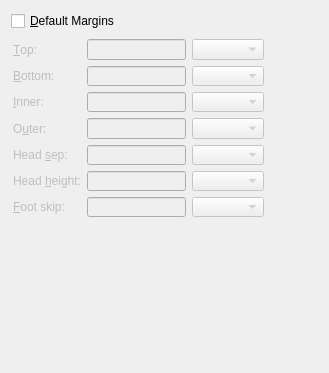
cburschka/lyx, file src/frontends/qt4/ui/MarginsUi.ui: the form before one commit.
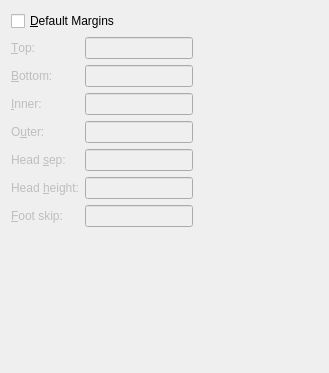
The form after the commit. Custom widgets are drawn as their Qt base class.

Commit message: better UI fix for bug 3364 from Richard

```diff
--- a/src/frontends/qt4/ui/MarginsUi.ui
+++ b/src/frontends/qt4/ui/MarginsUi.ui
@@ -12,15 +12,15 @@
   <property name="windowTitle" >
    <string/>
   </property>
+  <layout class="QGridLayout" >
+   <property name="margin" >
+    <number>11</number>
+   </property>
+   <property name="spacing" >
+    <number>6</number>
+   </property>
+   <item row="0" column="0" >
   <widget class="QCheckBox" name="marginCB" >
-   <property name="geometry" >
-    <rect>
-     <x>11</x>
-     <y>12</y>
-     <width>257</width>
-     <height>18</height>
-    </rect>
-   </property>
    <property name="toolTip" >
     <string>Use the margin settings provided by the document class</string>
    </property>
@@ -28,107 +28,56 @@
     <string>&amp;Default Margins</string>
    </property>
   </widget>
-  <widget class="QWidget" name="" >
-   <property name="geometry" >
-    <rect>
-     <x>13</x>
-     <y>39</y>
-     <width>251</width>
-     <height>178</height>
-    </rect>
-   </property>
-   <layout class="QGridLayout" >
-    <property name="margin" >
-     <number>0</number>
-    </property>
-    <property name="spacing" >
-     <number>6</number>
-    </property>
-    <item row="5" column="0" >
-     <widget class="QLabel" name="headheightL" >
-      <property name="enabled" >
-       <bool>false</bool>
-      </property>
-      <property name="text" >
-       <string>Head &amp;height:</string>
-      </property>
-      <property name="buddy" >
-       <cstring>headheightLE</cstring>
-      </property>
-     </widget>
-    </item>
-    <item row="1" column="2" >
-     <widget class="LengthCombo" name="bottomUnit" >
-      <property name="enabled" >
-       <bool>false</bool>
-      </property>
-     </widget>
-    </item>
-    <item row="5" column="2" >
-     <widget class="LengthCombo" name="headheightUnit" >
-      <property name="enabled" >
-       <bool>false</bool>
-      </property>
-     </widget>
-    </item>
-    <item row="4" column="0" >
-     <widget class="QLabel" name="headsepL" >
-      <property name="enabled" >
-       <bool>false</bool>
-      </property>
-      <property name="text" >
-       <string>Head &amp;sep:</string>
-      </property>
-      <property name="buddy" >
-       <cstring>headsepLE</cstring>
-      </property>
-     </widget>
-    </item>
-    <item row="1" column="0" >
-     <widget class="QLabel" name="bottomL" >
-      <property name="enabled" >
-       <bool>false</bool>
-      </property>
-      <property name="text" >
-       <string>&amp;Bottom:</string>
-      </property>
-      <property name="buddy" >
-       <cstring>bottomLE</cstring>
-      </property>
-     </widget>
-    </item>
-    <item row="3" column="2" >
-     <widget class="LengthCombo" name="outerUnit" >
-      <property name="enabled" >
-       <bool>false</bool>
-      </property>
-     </widget>
-    </item>
-    <item row="0" column="2" >
-     <widget class="LengthCombo" name="topUnit" >
-      <property name="enabled" >
-       <bool>false</bool>
-      </property>
-     </widget>
-    </item>
-    <item row="4" column="1" >
-     <widget class="QLineEdit" name="headsepLE" >
-      <property name="enabled" >
-       <bool>false</bool>
-      </property>
-     </widget>
     </item>
     <item row="1" column="1" >
-     <widget class="QLineEdit" name="bottomLE" >
-      <property name="enabled" >
-       <bool>false</bool>
-      </property>
-      <property name="text" >
-       <string/>
-      </property>
-     </widget>
-    </item>
-    <item row="0" column="0" >
+    <spacer>
+     <property name="orientation" >
+      <enum>Qt::Horizontal</enum>
+     </property>
+     <property name="sizeType" >
+      <enum>QSizePolicy::Expanding</enum>
+     </property>
+     <property name="sizeHint" >
+      <size>
+       <width>20</width>
+       <height>20</height>
+      </size>
+     </property>
+    </spacer>
+   </item>
+   <item row="2" column="0" >
+    <spacer>
+     <property name="orientation" >
+      <enum>Qt::Vertical</enum>
+     </property>
+     <property name="sizeType" >
+      <enum>QSizePolicy::Expanding</enum>
+     </property>
+     <property name="sizeHint" >
+      <size>
+       <width>20</width>
+       <height>20</height>
+      </size>
+     </property>
+    </spacer>
+   </item>
+   <item row="1" column="0" >
+    <layout class="QHBoxLayout" >
+     <property name="margin" >
+      <number>0</number>
+     </property>
+     <property name="spacing" >
+      <number>6</number>
+     </property>
+     <item>
+      <layout class="QVBoxLayout" >
+       <property name="margin" >
+        <number>0</number>
+       </property>
+       <property name="spacing" >
+        <number>6</number>
+       </property>
+       <item>
      <widget class="QLabel" name="topL" >
       <property name="enabled" >
        <bool>false</bool>
@@ -141,28 +90,20 @@
       </property>
      </widget>
     </item>
-    <item row="6" column="1" >
-     <widget class="QLineEdit" name="footskipLE" >
+       <item>
+        <widget class="QLabel" name="bottomL" >
       <property name="enabled" >
        <bool>false</bool>
       </property>
-     </widget>
-    </item>
-    <item row="2" column="1" >
-     <widget class="QLineEdit" name="innerLE" >
-      <property name="enabled" >
-       <bool>false</bool>
-      </property>
-     </widget>
-    </item>
-    <item row="0" column="1" >
-     <widget class="QLineEdit" name="topLE" >
-      <property name="enabled" >
-       <bool>false</bool>
+         <property name="text" >
+          <string>&amp;Bottom:</string>
+         </property>
+         <property name="buddy" >
+          <cstring>bottomLE</cstring>
       </property>
      </widget>
     </item>
-    <item row="2" column="0" >
+       <item>
      <widget class="QLabel" name="innerL" >
       <property name="enabled" >
        <bool>false</bool>
@@ -175,41 +116,7 @@
       </property>
      </widget>
     </item>
-    <item row="2" column="2" >
-     <widget class="LengthCombo" name="innerUnit" >
-      <property name="enabled" >
-       <bool>false</bool>
-      </property>
-     </widget>
-    </item>
-    <item row="4" column="2" >
-     <widget class="LengthCombo" name="headsepUnit" >
-      <property name="enabled" >
-       <bool>false</bool>
-      </property>
-     </widget>
-    </item>
-    <item row="6" column="0" >
-     <widget class="QLabel" name="footskipL" >
-      <property name="enabled" >
-       <bool>false</bool>
-      </property>
-      <property name="text" >
-       <string>&amp;Foot skip:</string>
-      </property>
-      <property name="buddy" >
-       <cstring>footskipLE</cstring>
-      </property>
-     </widget>
-    </item>
-    <item row="6" column="2" >
-     <widget class="LengthCombo" name="footskipUnit" >
-      <property name="enabled" >
-       <bool>false</bool>
-      </property>
-     </widget>
-    </item>
-    <item row="3" column="0" >
+       <item>
      <widget class="QLabel" name="outerL" >
       <property name="enabled" >
        <bool>false</bool>
@@ -222,27 +129,236 @@
       </property>
      </widget>
     </item>
-    <item row="3" column="1" >
+       <item>
+        <widget class="QLabel" name="headsepL" >
+         <property name="enabled" >
+          <bool>false</bool>
+         </property>
+         <property name="text" >
+          <string>Head &amp;sep:</string>
+         </property>
+         <property name="buddy" >
+          <cstring>headsepLE</cstring>
+         </property>
+        </widget>
+       </item>
+       <item>
+        <widget class="QLabel" name="headheightL" >
+         <property name="enabled" >
+          <bool>false</bool>
+         </property>
+         <property name="text" >
+          <string>Head &amp;height:</string>
+         </property>
+         <property name="buddy" >
+          <cstring>headheightLE</cstring>
+         </property>
+        </widget>
+       </item>
+       <item>
+        <widget class="QLabel" name="footskipL" >
+         <property name="enabled" >
+          <bool>false</bool>
+         </property>
+         <property name="text" >
+          <string>&amp;Foot skip:</string>
+         </property>
+         <property name="buddy" >
+          <cstring>footskipLE</cstring>
+         </property>
+        </widget>
+       </item>
+      </layout>
+     </item>
+     <item>
+      <layout class="QVBoxLayout" >
+       <property name="margin" >
+        <number>0</number>
+       </property>
+       <property name="spacing" >
+        <number>6</number>
+       </property>
+       <item>
+          <layout class="QHBoxLayout" >
+          <property name="margin" >
+            <number>0</number>
+          </property>
+          <property name="spacing" >
+            <number>6</number>
+          </property>
+          <item>
+            <widget class="QLineEdit" name="topLE" >
+            <property name="enabled" >
+              <bool>false</bool>
+            </property>
+            </widget>
+          </item>
+          <item>
+            <widget class="LengthCombo" native="1" name="topUnit" >
+            <property name="enabled" >
+              <bool>false</bool>
+            </property>
+            </widget>
+          </item>
+          </layout>
+       </item>
+       <item>
+          <layout class="QHBoxLayout" >
+          <property name="margin" >
+            <number>0</number>
+          </property>
+          <property name="spacing" >
+            <number>6</number>
+          </property>
+          <item>
+            <widget class="QLineEdit" name="bottomLE" >
+            <property name="enabled" >
+              <bool>false</bool>
+            </property>
+            <property name="text" >
+              <string/>
+            </property>
+            </widget>
+          </item>
+          <item>
+            <widget class="LengthCombo" native="1" name="bottomUnit" >
+            <property name="enabled" >
+              <bool>false</bool>
+            </property>
+            </widget>
+          </item>
+          </layout>
+       </item>
+       <item>
+          <layout class="QHBoxLayout" >
+          <property name="margin" >
+            <number>0</number>
+          </property>
+          <property name="spacing" >
+            <number>6</number>
+          </property>
+          <item>
+            <widget class="QLineEdit" name="innerLE" >
+            <property name="enabled" >
+              <bool>false</bool>
+            </property>
+            </widget>
+          </item>
+          <item>
+            <widget class="LengthCombo" native="1" name="innerUnit" >
+            <property name="enabled" >
+              <bool>false</bool>
+            </property>
+            </widget>
+          </item>
+          </layout>
+       </item>
+       <item>
+          <layout class="QHBoxLayout" >
+          <property name="margin" >
+            <number>0</number>
+          </property>
+          <property name="spacing" >
+            <number>6</number>
+          </property>
+          <item>
      <widget class="QLineEdit" name="outerLE" >
       <property name="enabled" >
        <bool>false</bool>
       </property>
      </widget>
     </item>
-    <item row="5" column="1" >
+          <item>
+            <widget class="LengthCombo" native="1" name="outerUnit" >
+            <property name="enabled" >
+              <bool>false</bool>
+            </property>
+            </widget>
+          </item>
+          </layout>
+       </item>
+       <item>
+          <layout class="QHBoxLayout" >
+          <property name="margin" >
+            <number>0</number>
+          </property>
+          <property name="spacing" >
+            <number>6</number>
+          </property>
+          <item>
+            <widget class="QLineEdit" name="headsepLE" >
+            <property name="enabled" >
+              <bool>false</bool>
+            </property>
+            </widget>
+          </item>
+          <item>
+            <widget class="LengthCombo" native="1" name="headsepUnit" >
+            <property name="enabled" >
+              <bool>false</bool>
+            </property>
+            </widget>
+          </item>
+          </layout>
+       </item>
+       <item>
+          <layout class="QHBoxLayout" >
+          <property name="margin" >
+            <number>0</number>
+          </property>
+          <property name="spacing" >
+            <number>6</number>
+          </property>
+          <item>
      <widget class="QLineEdit" name="headheightLE" >
       <property name="enabled" >
        <bool>false</bool>
       </property>
      </widget>
     </item>
-   </layout>
-  </widget>
+          <item>
+            <widget class="LengthCombo" native="1" name="headheightUnit" >
+            <property name="enabled" >
+              <bool>false</bool>
+            </property>
+            </widget>
+          </item>
+          </layout>
+       </item>
+       <item>
+          <layout class="QHBoxLayout" >
+          <property name="margin" >
+            <number>0</number>
+          </property>
+          <property name="spacing" >
+            <number>6</number>
+          </property>
+          <item>
+            <widget class="QLineEdit" name="footskipLE" >
+            <property name="enabled" >
+              <bool>false</bool>
+            </property>
+            </widget>
+          </item>
+          <item>
+            <widget class="LengthCombo" native="1" name="footskipUnit" >
+            <property name="enabled" >
+              <bool>false</bool>
+            </property>
+            </widget>
+          </item>
+          </layout>
+       </item>
+      </layout> 
+    </item>
+    </layout>
+   </item>
+  </layout>
  </widget>
  <customwidgets>
   <customwidget>
    <class>LengthCombo</class>
-   <extends>QComboBox</extends>
+   <extends>QWidget</extends>
    <header>lengthcombo.h</header>
   </customwidget>
  </customwidgets>
```
Left out of the diff: 3 changed lines with no effect on the pictures. Lines whose indentation alone changed are shown as unchanged.
